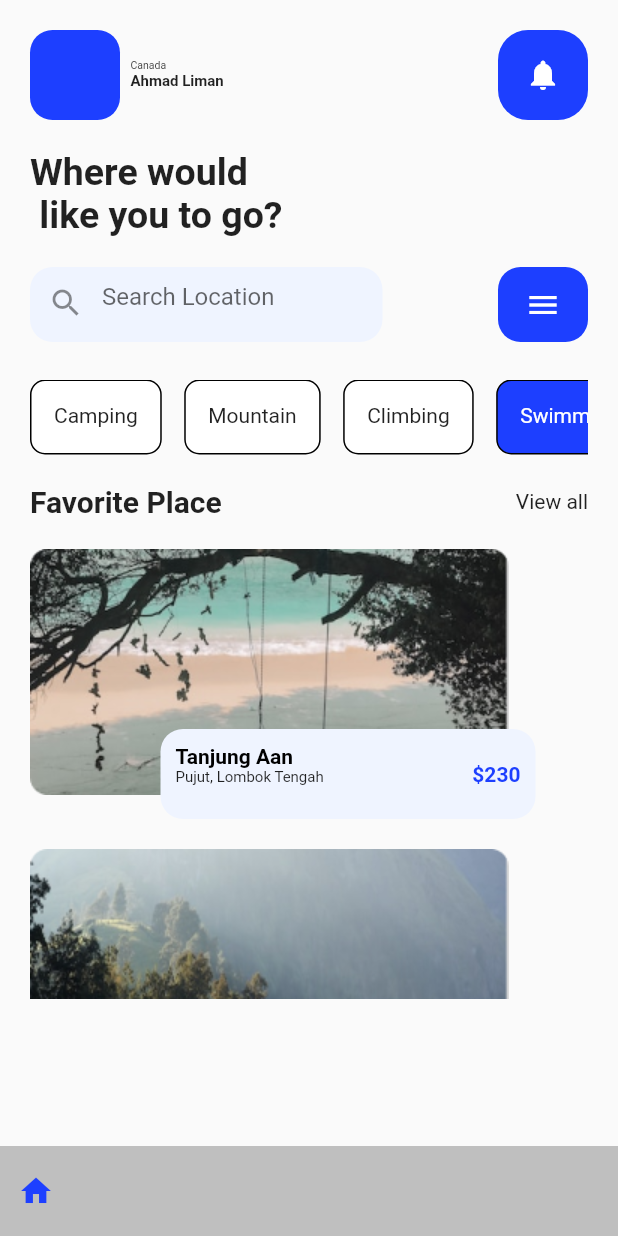
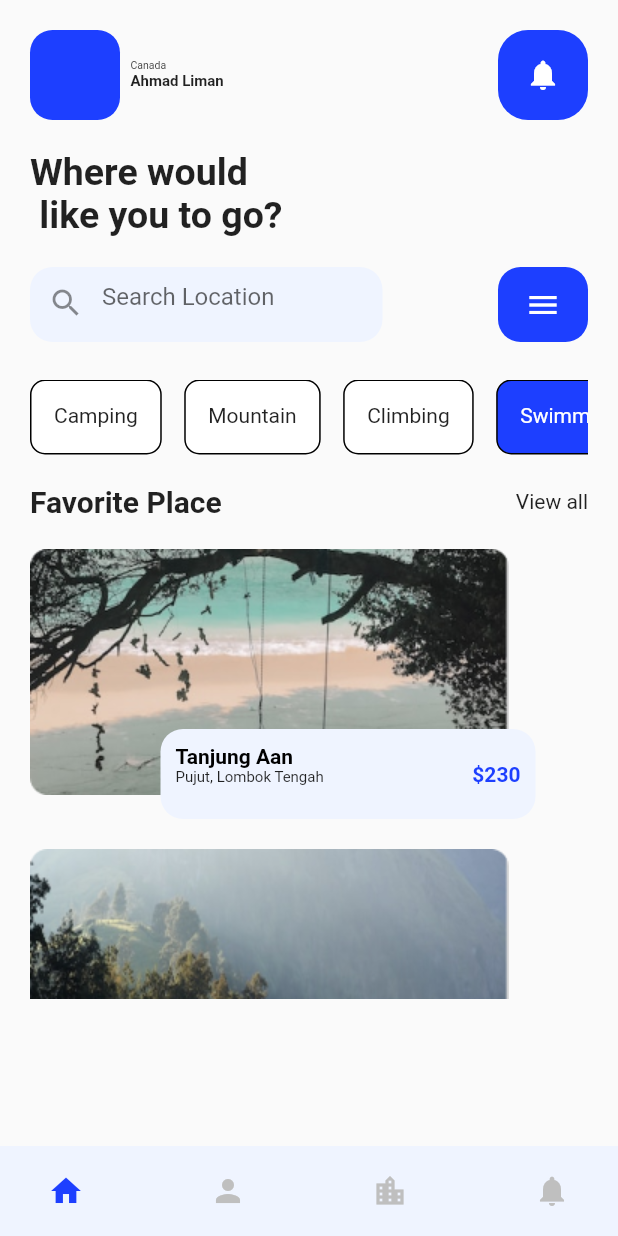
Before and after one commit to Ahmadsaniliman/TravelAppUi, a Flutter app: the HomePageView screen opened by its route, on a phone screen of 412 x 824 dp. Run offline on Flutter 3.47's test engine with Material 2 defaults, Android fonts, the phone set to English and light mode, and no system bars.

Commit message:
another commit

```diff
--- a/lib/Constants/bottom_nav.dart
+++ b/lib/Constants/bottom_nav.dart
@@ -14,8 +14,11 @@ class BottomNavAction extends StatelessWidget {
   @override
   Widget build(BuildContext context) {
     return Container(
+      padding: const EdgeInsets.symmetric(
+        horizontal: 20.0,
+      ),
       height: 60,
-      color: secondaryColor,
+      color: backgroundColor,
       child: Row(
         mainAxisAlignment: MainAxisAlignment.spaceBetween,
         children: [
@@ -27,9 +30,8 @@ class BottomNavAction extends StatelessWidget {
             },
             icon: Icon(
               Icons.home,
-              color: selectedMenu == NavAction.home
-                  ? primaryColor
-                  : secondaryColor,
+              color:
+                  selectedMenu == NavAction.home ? primaryColor : Colors.black,
             ),
           ),
           IconButton(
--- a/lib/Home/fav_view.dart
+++ b/lib/Home/fav_view.dart
@@ -1,5 +1,6 @@
 import 'package:flutter/material.dart';
 import 'package:travelappui/Constants/colors.dart';
+import 'package:travelappui/Details/details.dart';
 
 import '../Constants/data.dart';
 
@@ -33,7 +34,17 @@ class FavView extends StatelessWidget {
             height: 300,
             child: ListView.builder(
               itemCount: demoPlaces.length,
-              itemBuilder: (context, index) => SizedBox(
+              itemBuilder: (context, index) => GestureDetector(
+                onTap: () {
+                  Navigator.of(context).push(
+                    MaterialPageRoute(
+                      builder: (context) => DetailsPageView(
+                        location: demoPlaces[index],
+                      ),
+                    ),
+                  );
+                },
+                child: SizedBox(
                   height: 200,
                   width: double.infinity,
                   child: Stack(
@@ -90,6 +101,7 @@ class FavView extends StatelessWidget {
                 ),
               ),
             ),
+          ),
         ],
       ),
     );
--- a/lib/main.dart
+++ b/lib/main.dart
@@ -18,7 +18,7 @@ class MyApp extends StatelessWidget {
       theme: ThemeData(),
       home: const OnBoradingScreen(),
       routes: {
-        homePageRoute : (context) => const HomePageView(),
+        homePageRoute: (context) => const HomePageView(),
       },
     );
   }
```
Also changed, not shown: lib/Details/Components/details_build_app_bar.dart (added, +57 -0 lines), lib/Details/details.dart (+52 -0 lines). Lines whose indentation alone changed are shown as unchanged.
